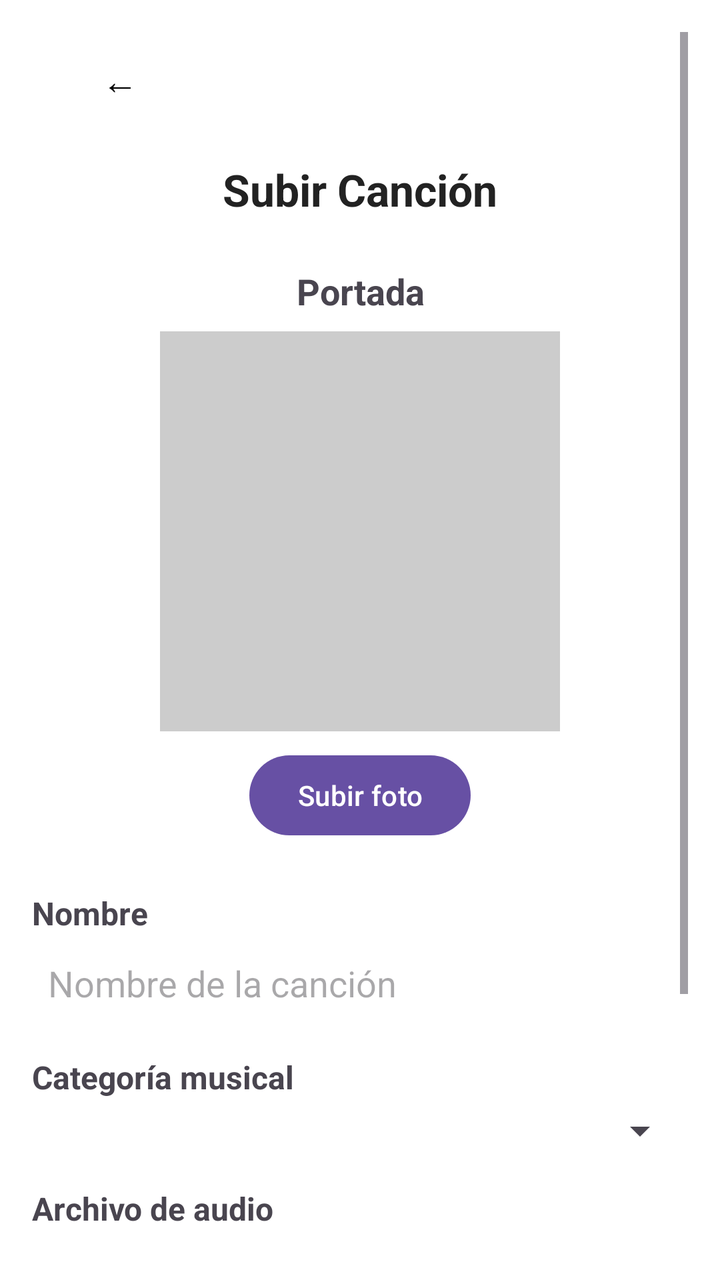
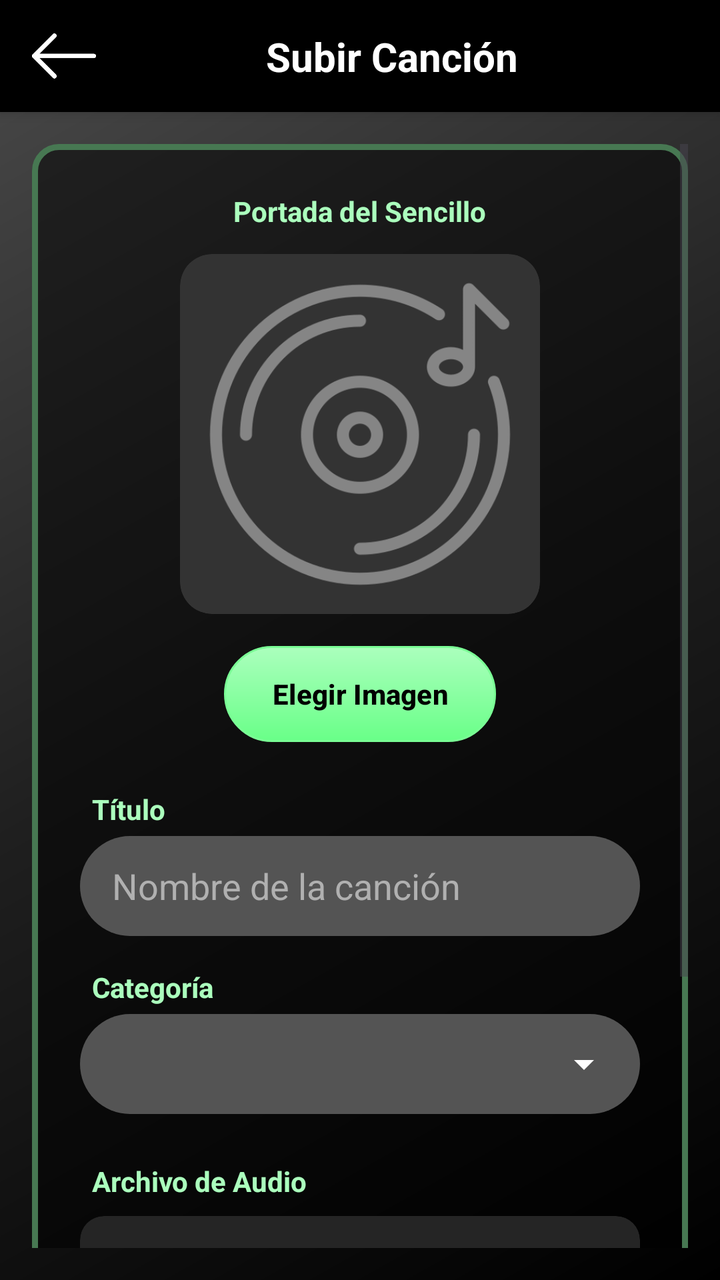

An Android layout rendered at two revisions. The XML below is the earlier revision; the diff shows what the commit changed to produce the second picture.
<!-- AndroidManifest.xml: application theme Theme.MusAPIApp -->
<!-- res/layout/activity_subir_cancion.xml -->
<?xml version="1.0" encoding="utf-8"?>
<ScrollView xmlns:android="http://schemas.android.com/apk/res/android"
    android:id="@+id/main"
    android:layout_width="match_parent"
    android:layout_height="match_parent"
    android:background="#FFFFFF"
    android:padding="16dp"
    android:fillViewport="true">

    <LinearLayout
        android:layout_width="match_parent"
        android:layout_height="wrap_content"
        android:orientation="vertical">

        
        <Button
            android:id="@+id/btnVolver"
            android:layout_width="wrap_content"
            android:layout_height="wrap_content"
            android:text="←"
            android:textSize="18sp"
            android:background="@android:color/transparent"
            android:textColor="#000000"
            android:layout_marginBottom="16dp" />

        
        <TextView
            android:id="@+id/txtTitulo"
            android:layout_width="match_parent"
            android:layout_height="wrap_content"
            android:text="Subir Canción"
            android:textSize="22sp"
            android:textStyle="bold"
            android:gravity="center"
            android:textColor="#222222"
            android:layout_marginBottom="24dp" />

        
        <TextView
            android:layout_width="match_parent"
            android:layout_height="wrap_content"
            android:text="Portada"
            android:textSize="18sp"
            android:textStyle="bold"
            android:layout_marginBottom="8dp"
            android:gravity="center" />

        <ImageView
            android:id="@+id/imgFoto"
            android:layout_width="200dp"
            android:layout_height="200dp"
            android:layout_gravity="center"
            android:scaleType="centerCrop"
            android:background="#CCCCCC"
            android:layout_marginBottom="8dp" />

        <Button
            android:id="@+id/btnSubirFoto"
            android:layout_width="wrap_content"
            android:layout_height="wrap_content"
            android:text="Subir foto"
            android:layout_gravity="center"
            android:layout_marginBottom="24dp" />

        
        <TextView
            android:layout_width="wrap_content"
            android:layout_height="wrap_content"
            android:text="Nombre"
            android:textSize="16sp"
            android:textStyle="bold"
            android:layout_marginBottom="4dp" />

        <EditText
            android:id="@+id/etNombreCancion"
            android:layout_width="match_parent"
            android:layout_height="wrap_content"
            android:background="#FFFFFF"
            android:hint="Nombre de la canción"
            android:maxLength="100"
            android:padding="8dp"
            android:layout_marginBottom="16dp" />

        
        <TextView
            android:layout_width="wrap_content"
            android:layout_height="wrap_content"
            android:text="Categoría musical"
            android:textSize="16sp"
            android:textStyle="bold"
            android:layout_marginBottom="4dp" />

        <Spinner
            android:id="@+id/spinnerCategoria"
            android:layout_width="match_parent"
            android:layout_height="wrap_content"
            android:layout_marginBottom="16dp" />

        
        <TextView
            android:layout_width="match_parent"
            android:layout_height="wrap_content"
            android:text="Archivo de audio"
            android:textSize="16sp"
            android:textStyle="bold"
            android:layout_marginBottom="8dp" />

        <Button
            android:id="@+id/btnSubirArchivo"
            android:layout_width="wrap_content"
            android:layout_height="wrap_content"
            android:text="Seleccionar archivo"
            android:layout_gravity="center_horizontal"
            android:layout_marginBottom="8dp" />

        <TextView
            android:id="@+id/txtNombreArchivo"
            android:layout_width="match_parent"
            android:layout_height="wrap_content"
            android:text="Archivo seleccionado: Ninguno"
            android:textSize="14sp"
            android:textColor="#555555"
            android:layout_marginBottom="4dp" />

        <TextView
            android:id="@+id/txtDuracion"
            android:layout_width="match_parent"
            android:layout_height="wrap_content"
            android:text="Duración: N/A"
            android:textSize="14sp"
            android:textColor="#555555"
            android:layout_marginBottom="24dp" />

        
        <Button
            android:id="@+id/btnConfirmar"
            android:layout_width="match_parent"
            android:layout_height="wrap_content"
            android:text="Confirmar"
            android:layout_marginTop="16dp"
            android:backgroundTint="#4F959D"
            android:textColor="#FFFFFF"
            android:textStyle="bold" />

    </LinearLayout>
</ScrollView>
<!-- resources referenced by this layout -->
<resources>
  <style name="Theme.MusAPIApp" parent="Base.Theme.MusAPIApp" />
  <style name="Base.Theme.MusAPIApp" parent="Theme.Material3.DayNight.NoActionBar">
          
          
      </style>
</resources>

<!-- the commit's change to res/layout/activity_subir_cancion.xml (unified diff, before → after) -->
@@ -1,146 +1,220 @@
 <?xml version="1.0" encoding="utf-8"?>
-<ScrollView xmlns:android="http://schemas.android.com/apk/res/android"
+<androidx.constraintlayout.widget.ConstraintLayout 
+    xmlns:android="http://schemas.android.com/apk/res/android"
+    xmlns:app="http://schemas.android.com/apk/res-auto"
     android:id="@+id/main"
     android:layout_width="match_parent"
     android:layout_height="match_parent"
-    android:background="#FFFFFF"
-    android:padding="16dp"
-    android:fillViewport="true">
-
-    <LinearLayout
+    android:background="@drawable/fondo_gradiente_principal">
+
+    <androidx.constraintlayout.widget.ConstraintLayout
+        android:id="@+id/headerBar"
         android:layout_width="match_parent"
         android:layout_height="wrap_content"
-        android:orientation="vertical">
-
-        
-        <Button
+        android:background="#000000"
+        android:paddingVertical="12dp"
+        android:paddingHorizontal="16dp"
+        android:elevation="4dp"
+        app:layout_constraintTop_toTopOf="parent"
+        app:layout_constraintStart_toStartOf="parent"
+        app:layout_constraintEnd_toEndOf="parent">
+
+        <ImageButton
             android:id="@+id/btnVolver"
-            android:layout_width="wrap_content"
-            android:layout_height="wrap_content"
-            android:text="←"
-            android:textSize="18sp"
-            android:background="@android:color/transparent"
-            android:textColor="#000000"
-            android:layout_marginBottom="16dp" />
-
-        
-        <TextView
-            android:id="@+id/txtTitulo"
-            android:layout_width="match_parent"
-            android:layout_height="wrap_content"
-            android:text="Subir Canción"
-            android:textSize="22sp"
-            android:textStyle="bold"
-            android:gravity="center"
-            android:textColor="#222222"
-            android:layout_marginBottom="24dp" />
-
-        
-        <TextView
-            android:layout_width="match_parent"
-            android:layout_height="wrap_content"
-            android:text="Portada"
-            android:textSize="18sp"
-            android:textStyle="bold"
-            android:layout_marginBottom="8dp"
-            android:gravity="center" />
-
-        <ImageView
-            android:id="@+id/imgFoto"
-            android:layout_width="200dp"
-            android:layout_height="200dp"
-            android:layout_gravity="center"
-            android:scaleType="centerCrop"
-            android:background="#CCCCCC"
-            android:layout_marginBottom="8dp" />
-
-        <Button
-            android:id="@+id/btnSubirFoto"
-            android:layout_width="wrap_content"
-            android:layout_height="wrap_content"
-            android:text="Subir foto"
-            android:layout_gravity="center"
-            android:layout_marginBottom="24dp" />
-
-        
+            android:layout_width="32dp"
+            android:layout_height="32dp"
+            android:background="?attr/selectableItemBackgroundBorderless"
+            android:contentDescription="Regresar"
+            android:scaleType="fitCenter"
+            android:src="@drawable/ic_back_black"
+            app:tint="#FFFFFF"
+            app:layout_constraintStart_toStartOf="parent"
+            app:layout_constraintTop_toTopOf="parent"
+            app:layout_constraintBottom_toBottomOf="parent" />
+
         <TextView
             android:layout_width="wrap_content"
             android:layout_height="wrap_content"
-            android:text="Nombre"
-            android:textSize="16sp"
+            android:text="Subir Canción"
+            android:textColor="#FFFFFF"
+            android:textSize="20sp"
             android:textStyle="bold"
-            android:layout_marginBottom="4dp" />
-
-        <EditText
-            android:id="@+id/etNombreCancion"
+            app:layout_constraintStart_toEndOf="@id/btnVolver"
+            app:layout_constraintEnd_toEndOf="parent"
+            app:layout_constraintTop_toTopOf="parent"
+            app:layout_constraintBottom_toBottomOf="parent" />
+
+    </androidx.constraintlayout.widget.ConstraintLayout>
+
+    <ScrollView
+        android:id="@+id/scrollForm"
+        android:layout_width="match_parent"
+        android:layout_height="0dp"
+        android:fillViewport="true"
+        android:padding="16dp"
+        app:layout_constraintTop_toBottomOf="@id/headerBar"
+        app:layout_constraintBottom_toBottomOf="parent">
+
+        <LinearLayout
             android:layout_width="match_parent"
             android:layout_height="wrap_content"
-            android:background="#FFFFFF"
-            android:hint="Nombre de la canción"
-            android:maxLength="100"
-            android:padding="8dp"
-            android:layout_marginBottom="16dp" />
-
-        
-        <TextView
-            android:layout_width="wrap_content"
-            android:layout_height="wrap_content"
-            android:text="Categoría musical"
-            android:textSize="16sp"
-            android:textStyle="bold"
-            android:layout_marginBottom="4dp" />
-
-        <Spinner
-            android:id="@+id/spinnerCategoria"
-            android:layout_width="match_parent"
-            android:layout_height="wrap_content"
-            android:layout_marginBottom="16dp" />
-
-        
-        <TextView
-            android:layout_width="match_parent"
-            android:layout_height="wrap_content"
-            android:text="Archivo de audio"
-            android:textSize="16sp"
-            android:textStyle="bold"
-            android:layout_marginBottom="8dp" />
-
-        <Button
-            android:id="@+id/btnSubirArchivo"
-            android:layout_width="wrap_content"
-            android:layout_height="wrap_content"
-            android:text="Seleccionar archivo"
-            android:layout_gravity="center_horizontal"
-            android:layout_marginBottom="8dp" />
-
-        <TextView
-            android:id="@+id/txtNombreArchivo"
-            android:layout_width="match_parent"
-            android:layout_height="wrap_content"
-            android:text="Archivo seleccionado: Ninguno"
-            android:textSize="14sp"
-            android:textColor="#555555"
-            android:layout_marginBottom="4dp" />
-
-        <TextView
-            android:id="@+id/txtDuracion"
-            android:layout_width="match_parent"
-            android:layout_height="wrap_content"
-            android:text="Duración: N/A"
-            android:textSize="14sp"
-            android:textColor="#555555"
-            android:layout_marginBottom="24dp" />
-
-        
-        <Button
-            android:id="@+id/btnConfirmar"
-            android:layout_width="match_parent"
-            android:layout_height="wrap_content"
-            android:text="Confirmar"
-            android:layout_marginTop="16dp"
-            android:backgroundTint="#4F959D"
-            android:textColor="#FFFFFF"
-            android:textStyle="bold" />
-
-    </LinearLayout>
-</ScrollView>
+            android:orientation="vertical"
+            android:gravity="center">
+
+            <LinearLayout
+                android:layout_width="match_parent"
+                android:layout_height="wrap_content"
+                android:orientation="vertical"
+                android:background="@drawable/fondo_info_album"
+                android:padding="24dp"
+                android:gravity="center_horizontal">
+
+                <TextView
+                    android:layout_width="wrap_content"
+                    android:layout_height="wrap_content"
+                    android:text="Portada del Sencillo"
+                    android:textColor="#ABFFBD"
+                    android:textStyle="bold"
+                    android:layout_marginBottom="12dp"/>
+
+                <androidx.cardview.widget.CardView
+                    android:layout_width="180dp"
+                    android:layout_height="180dp"
+                    app:cardCornerRadius="16dp"
+                    app:cardElevation="0dp"
+                    app:cardBackgroundColor="#333333"
+                    android:layout_marginBottom="16dp">
+
+                    <ImageView
+                        android:id="@+id/imgFoto"
+                        android:layout_width="match_parent"
+                        android:layout_height="match_parent"
+                        android:scaleType="centerCrop"
+                        android:src="@drawable/ic_album"
+                        android:padding="0dp"/>
+                </androidx.cardview.widget.CardView>
+
+                <Button
+                    android:id="@+id/btnSubirFoto"
+                    android:layout_width="wrap_content"
+                    android:layout_height="wrap_content"
+                    android:text="Elegir Imagen"
+                    android:textColor="#000000"
+                    android:textStyle="bold"
+                    android:background="@drawable/fondo_boton_secundario"
+                    app:backgroundTint="@null"
+                    android:paddingHorizontal="24dp"
+                    android:layout_marginBottom="24dp"/>
+
+                <TextView
+                    android:layout_width="match_parent"
+                    android:layout_height="wrap_content"
+                    android:text="Título"
+                    android:textColor="#ABFFBD"
+                    android:textStyle="bold"
+                    android:layout_marginBottom="4dp"
+                    android:layout_marginStart="4dp"/>
+
+                <EditText
+                    android:id="@+id/etNombreCancion"
+                    android:layout_width="match_parent"
+                    android:layout_height="50dp"
+                    android:background="@drawable/fondo_input_login"
+                    android:hint="Nombre de la canción"
+                    android:textColorHint="#B0B0B0"
+                    android:textColor="#FFFFFF"
+                    android:paddingHorizontal="16dp"
+                    android:maxLength="100"
+                    android:layout_marginBottom="16dp"/>
+
+                <TextView
+                    android:layout_width="match_parent"
+                    android:layout_height="wrap_content"
+                    android:text="Categoría"
+                    android:textColor="#ABFFBD"
+                    android:textStyle="bold"
+                    android:layout_marginBottom="4dp"
+                    android:layout_marginStart="4dp"/>
+
+                <Spinner
+                    android:id="@+id/spinnerCategoria"
+                    android:layout_width="match_parent"
+                    android:layout_height="50dp"
+                    android:background="@drawable/fondo_spinner_custom"
+                    android:paddingHorizontal="8dp"
+                    android:layout_marginBottom="24dp"/>
+
+                <TextView
+                    android:layout_width="match_parent"
+                    android:layout_height="wrap_content"
+                    android:text="Archivo de Audio"
+                    android:textColor="#ABFFBD"
+                    android:textStyle="bold"
+                    android:layout_marginBottom="8dp"
+                    android:layout_marginStart="4dp"/>
+
+                <androidx.cardview.widget.CardView
+                    android:layout_width="match_parent"
+                    android:layout_height="wrap_content"
+                    app:cardCornerRadius="12dp"
+                    app:cardBackgroundColor="#252525"
+                    app:cardElevation="0dp"
+                    android:layout_marginBottom="24dp">
+
+                    <LinearLayout
+                        android:layout_width="match_parent"
+                        android:layout_height="wrap_content"
+                        android:orientation="vertical"
+                        android:padding="16dp"
+                        android:gravity="center">
+
+                        <TextView
+                            android:id="@+id/txtNombreArchivo"
+                            android:layout_width="wrap_content"
+                            android:layout_height="wrap_content"
+                            android:text="Ningún archivo seleccionado"
+                            android:textColor="#FFFFFF"
+                            android:textStyle="bold"
+                            android:gravity="center"
+                            android:layout_marginBottom="4dp"/>
+
+                        <TextView
+                            android:id="@+id/txtDuracion"
+                            android:layout_width="wrap_content"
+                            android:layout_height="wrap_content"
+                            android:text="Duración: --:--"
+                            android:textColor="#B0B0B0"
+                            android:textSize="12sp"
+                            android:layout_marginBottom="12dp"/>
+
+                        <Button
+                            android:id="@+id/btnSubirArchivo"
+                            android:layout_width="wrap_content"
+                            android:layout_height="wrap_content"
+                            android:text="Seleccionar MP3"
+                            android:textColor="#000000"
+                            android:textStyle="bold"
+                            android:textSize="12sp"
+                            android:background="@drawable/fondo_boton_secundario"
+                            app:backgroundTint="@null"
+                            android:paddingHorizontal="20dp"
+                            android:minHeight="40dp"/>
+                    </LinearLayout>
+                </androidx.cardview.widget.CardView>
+
+                <Button
+                    android:id="@+id/btnConfirmar"
+                    android:layout_width="match_parent"
+                    android:layout_height="wrap_content"
+                    android:text="Subir Canción"
+                    android:textColor="#FFFFFF"
+                    android:textStyle="bold"
+                    android:background="@drawable/fondo_boton_principal"
+                    app:backgroundTint="@null"
+                    android:paddingVertical="12dp"/>
+
+            </LinearLayout>
+        </LinearLayout>
+    </ScrollView>
+
+</androidx.constraintlayout.widget.ConstraintLayout>
<!-- resource entries referenced after the edit -->
@@ -1,6 +1,101 @@
 <!-- resources referenced by this layout -->
 <resources>
+  <!-- drawable fondo_boton_principal (drawable) -->
+  <?xml version="1.0" encoding="utf-8"?>
+  <shape xmlns:android="http://schemas.android.com/apk/res/android"
+      android:shape="rectangle">
+  
+      <gradient
+          android:startColor="#14FF48"
+          android:endColor="#00E631"
+          android:angle="270" />
+  
+      <corners android:radius="100dp" />
+  
+      <stroke
+          android:width="1dp"
+          android:color="#00FF3D" />
+  </shape>
+  <!-- drawable fondo_boton_secundario (drawable) -->
+  <?xml version="1.0" encoding="utf-8"?>
+  <shape xmlns:android="http://schemas.android.com/apk/res/android"
+      android:shape="rectangle">
+  
+      <gradient
+          android:startColor="#ABFFBD"
+          android:endColor="#69FF88"
+          android:angle="270" />
+  
+      <corners android:radius="100dp" />
+  
+      <stroke
+          android:width="1dp"
+          android:color="#7AFF95" />
+  </shape>
+  <!-- drawable fondo_gradiente_principal (drawable) -->
+  <?xml version="1.0" encoding="utf-8"?>
+  <shape xmlns:android="http://schemas.android.com/apk/res/android"
+      android:shape="rectangle">
+      <gradient
+          android:startColor="#000000"
+          android:centerColor="#1F1F1F"
+          android:endColor="#4A4A4A"
+          android:angle="135"
+          android:type="linear" />
+  </shape>
+  <!-- drawable fondo_info_album (drawable) -->
+  <?xml version="1.0" encoding="utf-8"?>
+  <shape xmlns:android="http://schemas.android.com/apk/res/android"
+      android:shape="rectangle">
+  
+      <solid android:color="#85000000" />
+  
+      <stroke
+          android:width="3dp"
+          android:color="#477852" />
+  
+      <corners android:radius="12dp" />
+  </shape>
+  <!-- drawable fondo_input_login (drawable) -->
+  <?xml version="1.0" encoding="utf-8"?>
+  <shape xmlns:android="http://schemas.android.com/apk/res/android"
+      android:shape="rectangle">
+  
+      <solid android:color="#545454"/>
+  
+      <corners android:radius="100dp"/>
+  </shape>
+  <!-- drawable fondo_spinner_custom (drawable) -->
+  <?xml version="1.0" encoding="utf-8"?>
+  <layer-list xmlns:android="http://schemas.android.com/apk/res/android">
+      <item>
+          <shape android:shape="rectangle">
+              <solid android:color="#545454"/>
+              <corners android:radius="100dp"/>
+          </shape>
+      </item>
+  
+      <item
+          android:drawable="@drawable/ic_flecha_abajo"
+          android:gravity="center_vertical|end"
+          android:right="16dp"
+          android:end="16dp" />
+  </layer-list>
+  <!-- drawable ic_album: png bitmap (drawable, 18893 bytes) -->
+  <!-- drawable ic_back_black: png bitmap (drawable, 4720 bytes) -->
   <style name="Theme.MusAPIApp" parent="Base.Theme.MusAPIApp" />
+  <!-- drawable ic_flecha_abajo (drawable) -->
+  <?xml version="1.0" encoding="utf-8"?>
+  <vector xmlns:android="http://schemas.android.com/apk/res/android"
+      android:width="24dp"
+      android:height="24dp"
+      android:viewportWidth="24"
+      android:viewportHeight="24"
+      android:tint="#FFFFFF">
+      <path
+          android:fillColor="@android:color/white"
+          android:pathData="M7,10l5,5 5,-5z"/>
+  </vector>
   <style name="Base.Theme.MusAPIApp" parent="Theme.Material3.DayNight.NoActionBar">
           
           
